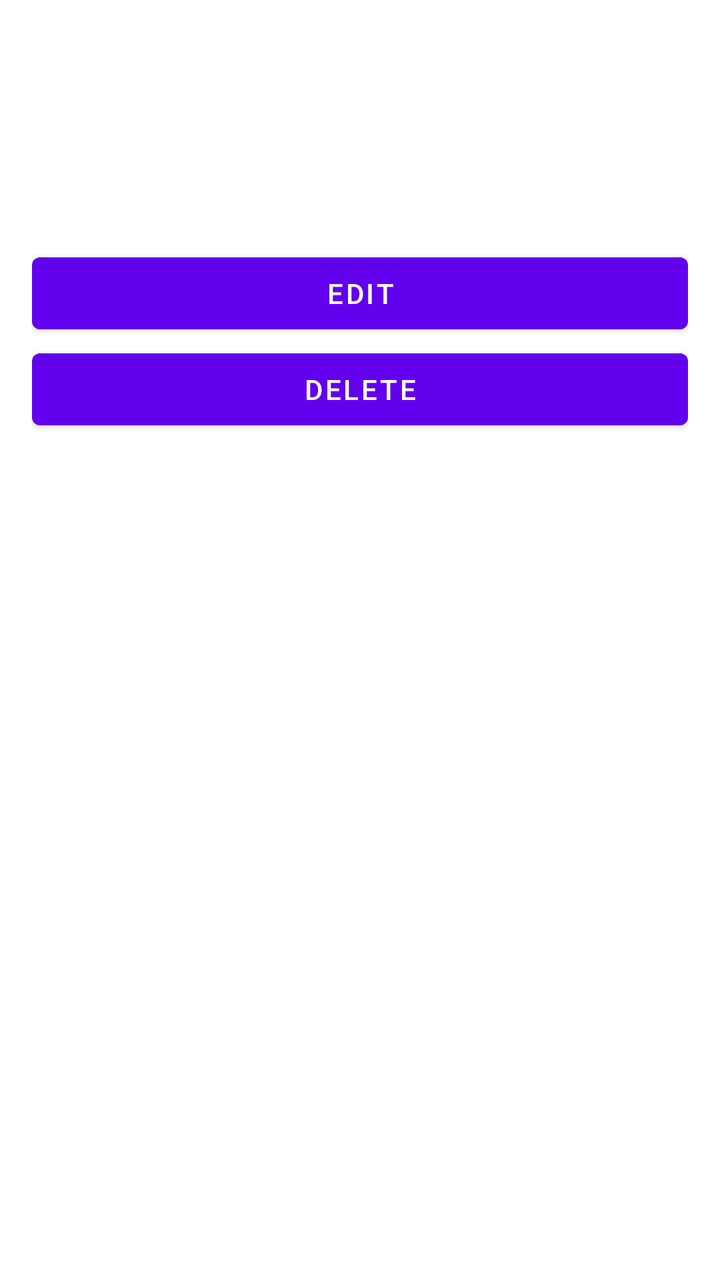
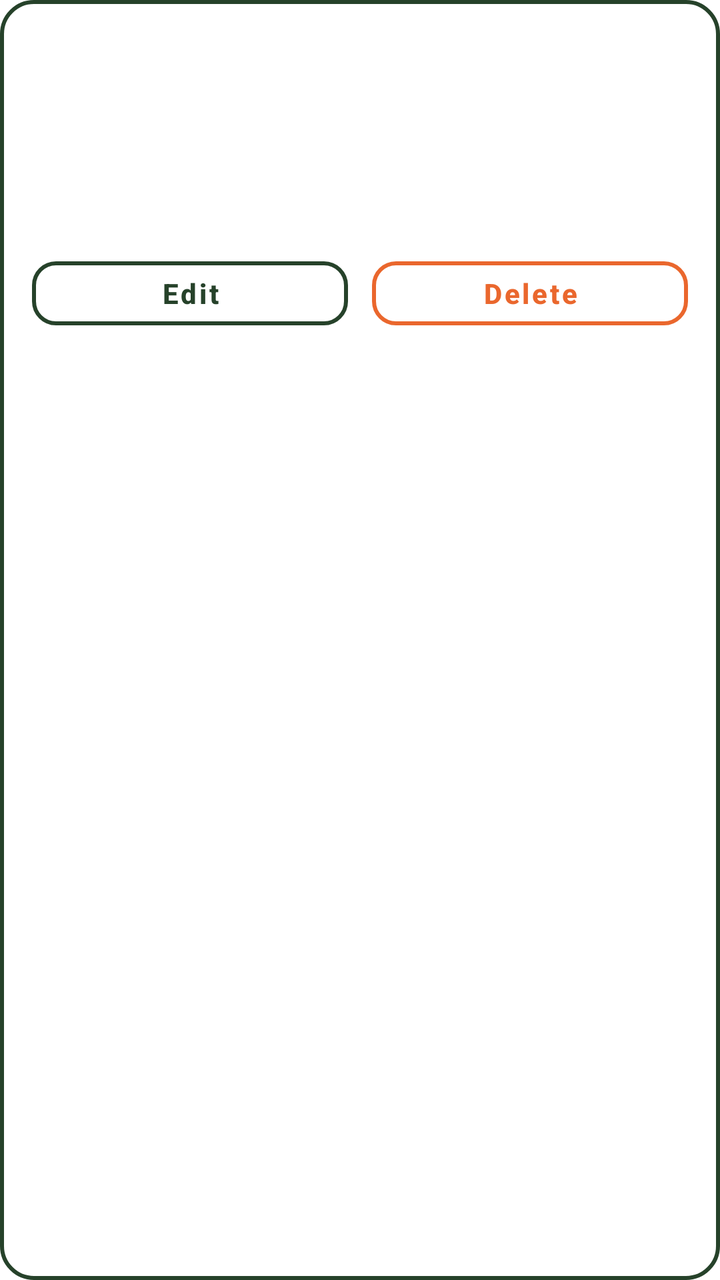

Two renders of the same Android screen: before a commit and after it. Below are the layout's source before the change and the commit's diff.
<!-- AndroidManifest.xml: application theme Theme.Ca -->
<!-- res/layout/item_trail.xml -->
<?xml version="1.0" encoding="utf-8"?>
<LinearLayout xmlns:android="http://schemas.android.com/apk/res/android"
    android:layout_width="match_parent"
    android:layout_height="wrap_content"
    android:orientation="vertical"
    android:padding="16dp">

    <TextView
        android:id="@+id/nameText"
        android:layout_width="match_parent"
        android:layout_height="wrap_content"
        android:textSize="20sp"
        android:textStyle="bold" />

    <TextView
        android:id="@+id/descriptionText"
        android:layout_width="match_parent"
        android:layout_height="wrap_content"
        android:layout_marginTop="4dp"
        android:textSize="16sp" />

    <TextView
        android:id="@+id/locationText"
        android:layout_width="match_parent"
        android:layout_height="wrap_content"
        android:layout_marginTop="4dp"
        android:textSize="14sp" />

    <TextView
        android:id="@+id/detailsText"
        android:layout_width="match_parent"
        android:layout_height="wrap_content"
        android:layout_marginTop="4dp"
        android:textSize="14sp" />

    <Button
        android:id="@+id/editButton"
        android:layout_width="match_parent"
        android:layout_height="wrap_content"
        android:layout_marginTop="8dp"
        android:text="Edit" />

    <Button
        android:id="@+id/deleteButton"
        android:layout_width="match_parent"
        android:layout_height="wrap_content"
        android:text="Delete" />

</LinearLayout>
<!-- resources referenced by this layout -->
<resources>
  <style name="Theme.Ca" parent="Theme.MaterialComponents.Light.NoActionBar" />
</resources>

<!-- the commit's change to res/layout/item_trail.xml (unified diff, before → after) -->
@@ -2,6 +2,8 @@
 <LinearLayout xmlns:android="http://schemas.android.com/apk/res/android"
     android:layout_width="match_parent"
     android:layout_height="wrap_content"
+    android:layout_marginBottom="12dp"
+    android:background="@drawable/bg_trail_card"
     android:orientation="vertical"
     android:padding="16dp">
 
@@ -9,41 +11,61 @@
         android:id="@+id/nameText"
         android:layout_width="match_parent"
         android:layout_height="wrap_content"
-        android:textSize="20sp"
+        android:textColor="@color/forest"
+        android:textSize="18sp"
         android:textStyle="bold" />
 
     <TextView
         android:id="@+id/descriptionText"
         android:layout_width="match_parent"
         android:layout_height="wrap_content"
-        android:layout_marginTop="4dp"
-        android:textSize="16sp" />
+        android:layout_marginTop="6dp"
+        android:alpha="0.85"
+        android:textColor="@color/forest"
+        android:textSize="14sp" />
 
     <TextView
         android:id="@+id/locationText"
         android:layout_width="match_parent"
         android:layout_height="wrap_content"
-        android:layout_marginTop="4dp"
-        android:textSize="14sp" />
+        android:layout_marginTop="8dp"
+        android:textColor="@color/trail_orange"
+        android:textSize="13sp"
+        android:textStyle="bold" />
 
     <TextView
         android:id="@+id/detailsText"
         android:layout_width="match_parent"
         android:layout_height="wrap_content"
         android:layout_marginTop="4dp"
-        android:textSize="14sp" />
+        android:alpha="0.7"
+        android:textColor="@color/forest"
+        android:textSize="13sp" />
 
-    <Button
-        android:id="@+id/editButton"
+    <LinearLayout
         android:layout_width="match_parent"
         android:layout_height="wrap_content"
-        android:layout_marginTop="8dp"
-        android:text="Edit" />
+        android:layout_marginTop="12dp"
+        android:orientation="horizontal">
 
-    <Button
-        android:id="@+id/deleteButton"
-        android:layout_width="match_parent"
-        android:layout_height="wrap_content"
-        android:text="Delete" />
+        <com.google.android.material.button.MaterialButton
+            android:id="@+id/editButton"
+            style="@style/Widget.HikingHub.Button.Compact"
+            android:layout_width="0dp"
+            android:layout_height="wrap_content"
+            android:layout_marginEnd="6dp"
+            android:layout_weight="1"
+            android:text="Edit" />
+
+        <com.google.android.material.button.MaterialButton
+            android:id="@+id/deleteButton"
+            style="@style/Widget.HikingHub.Button.Compact.Danger"
+            android:layout_width="0dp"
+            android:layout_height="wrap_content"
+            android:layout_marginStart="6dp"
+            android:layout_weight="1"
+            android:text="Delete" />
+
+    </LinearLayout>
 
 </LinearLayout>
<!-- resource entries referenced after the edit -->
@@ -1,5 +1,33 @@
 <!-- resources referenced by this layout -->
 <resources>
+  <color name="forest">#26422A</color>
+  <color name="trail_orange">#EA672D</color>
+  <!-- drawable bg_trail_card (drawable) -->
+  <?xml version="1.0" encoding="utf-8"?>
+  <shape xmlns:android="http://schemas.android.com/apk/res/android"
+      android:shape="rectangle">
+      <solid android:color="@android:color/transparent" />
+      <stroke
+          android:width="2dp"
+          android:color="@color/forest" />
+      <corners android:radius="16dp" />
+  </shape>
+  <style name="Widget.HikingHub.Button.Compact" parent="Widget.MaterialComponents.Button.OutlinedButton">
+          <item name="android:layout_height">44dp</item>
+          <item name="android:minHeight">44dp</item>
+          <item name="android:textAllCaps">false</item>
+          <item name="android:textSize">14sp</item>
+          <item name="android:textStyle">bold</item>
+          <item name="android:textColor">@color/forest</item>
+          <item name="cornerRadius">12dp</item>
+          <item name="strokeColor">@color/forest</item>
+          <item name="strokeWidth">2dp</item>
+          <item name="backgroundTint">@android:color/transparent</item>
+      </style>
+  <style name="Widget.HikingHub.Button.Compact.Danger">
+          <item name="android:textColor">@color/trail_orange</item>
+          <item name="strokeColor">@color/trail_orange</item>
+      </style>
   <style name="Theme.Ca" parent="Theme.MaterialComponents.Light.NoActionBar" />
 </resources>
 
